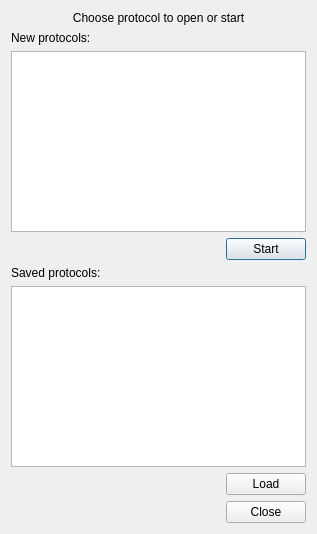
The window that neurolabi/gui/protocols/protocolchooser.ui (janelia-flyem/NeuTu) describes before a commit, drawn with Qt 5.
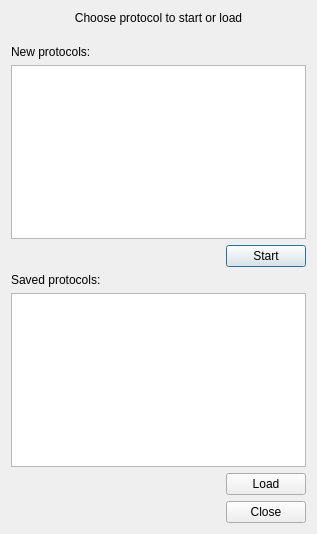
The same window after the commit.

Commit message: adjusted a dialog

The edit to the form file:
```diff
--- a/neurolabi/gui/protocols/protocolchooser.ui
+++ b/neurolabi/gui/protocols/protocolchooser.ui
@@ -17,7 +17,8 @@
    <item>
     <widget class="QLabel" name="label">
      <property name="text">
-      <string>Choose protocol to open or start</string>
+      <string>Choose protocol to start or load
+</string>
      </property>
      <property name="alignment">
       <set>Qt::AlignCenter</set>
```
